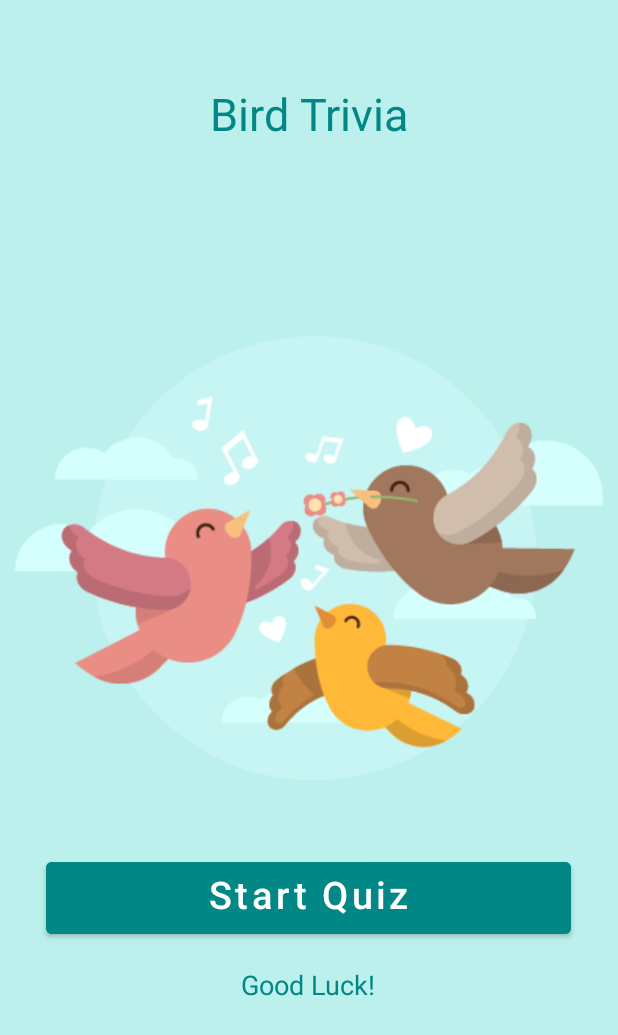
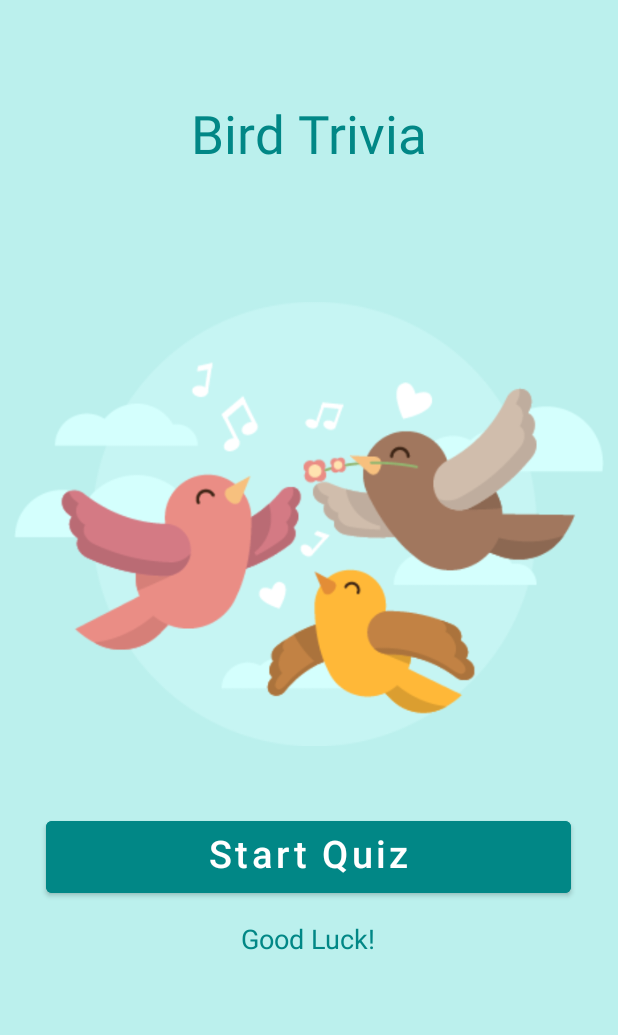
Before and after one commit to tishttash/IM2073-Mobile-App, an Android app: the screen it shows after launch (StartActivity), on a phone screen of 412 x 824 dp. Shown: the top 1035 px of the screen. Run offline under Robolectric (Android 15) with nearby library versions, the phone set to English and light mode, and no system bars.

Commit message:
start activity

```diff
--- a/app/src/main/res/layout/activity_start.xml
+++ b/app/src/main/res/layout/activity_start.xml
@@ -11,21 +11,21 @@
     <TextView
         android:id="@+id/textQuestion"
         android:layout_width="230dp"
-        android:layout_height="50dp"
+        android:layout_height="wrap_content"
         android:layout_gravity="center"
-        android:layout_marginTop="55dp"
+        android:layout_marginTop="65dp"
         android:layout_marginBottom="20dp"
         android:text="Bird Trivia"
         android:textAlignment="center"
         android:textColor="@color/teal_700"
-        android:textSize="30sp" />
+        android:textSize="35sp" />
 
     <ImageView
         android:id="@+id/bigboss"
         android:layout_width="393dp"
         android:layout_height="313dp"
         android:layout_gravity="center"
-        android:layout_marginTop="90dp"
+        android:layout_marginTop="60dp"
         android:src="@drawable/bird" />
 
     <Button
@@ -33,7 +33,7 @@
         android:layout_width="350dp"
         android:layout_height="60dp"
         android:layout_gravity="center"
-        android:layout_marginTop="40dp"
+        android:layout_marginTop="35dp"
         android:backgroundTint="@color/teal_700"
         android:paddingBottom="10dp"
         android:text="Start Quiz"
@@ -46,7 +46,7 @@
         android:layout_width="wrap_content"
         android:layout_height="wrap_content"
         android:layout_gravity="center"
-        android:layout_marginTop="15dp"
+        android:layout_marginTop="12dp"
         android:text="Good Luck!"
         android:textColor="@color/teal_700"
         android:textSize="18sp" />
```
